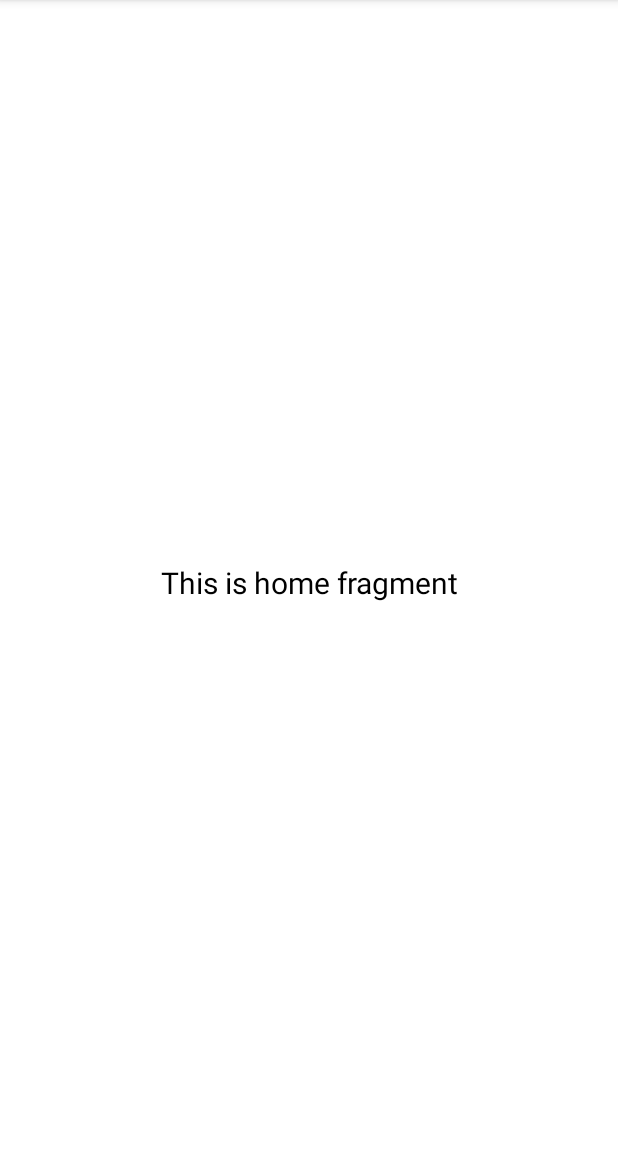
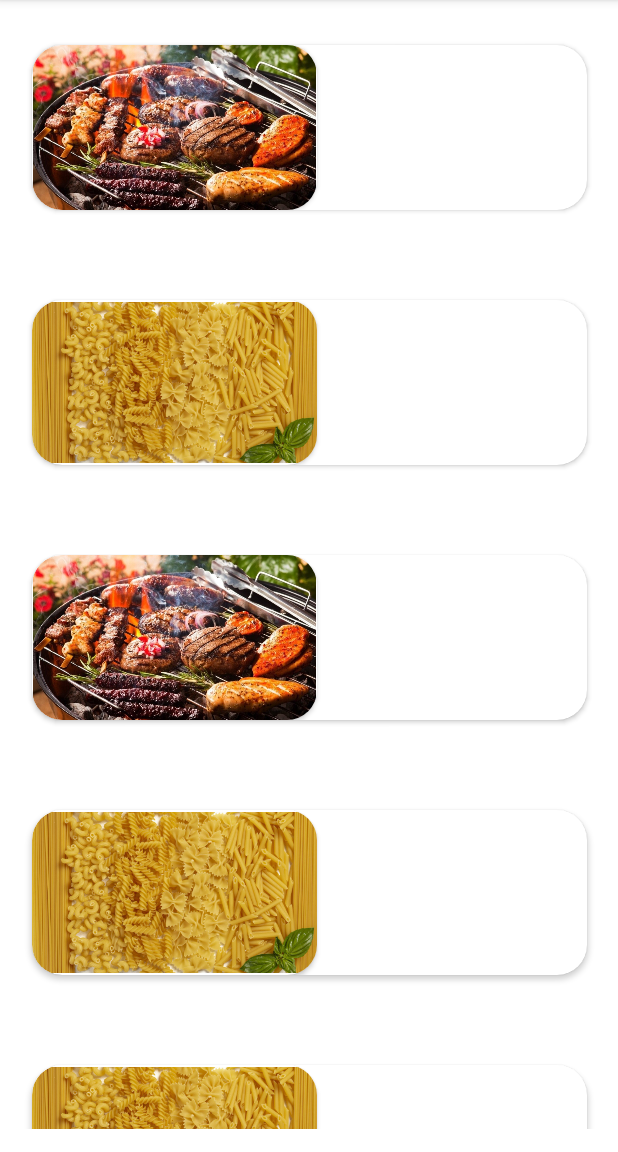
Before and after one commit to AlejandroDS1/Food4One, an Android app: the fragment HomeFragment shown on its own in the app's theme, on a phone screen of 412 x 824 dp, the part 84-1236 px from its top. Run offline under Robolectric (Android 15) with nearby library versions, the phone set to English and light mode, and no system bars; our stand-ins replace Firebase (no records; nobody signed in at launch, a user with empty details on screens opened directly).

Commit message:
RecetaHomeApp Estructure

```diff
--- a/app/src/main/java/Food4One/app/View/Authentification/LoginActivity.java
+++ b/app/src/main/java/Food4One/app/View/Authentification/LoginActivity.java
@@ -78,7 +78,8 @@ public class LoginActivity extends AppCompatActivity {
 
                                         /*Ahora que es seguro que el usuario existirá en la App,
                                          *lo añadimos a los demás usuarios guardados en el Respository de la App*/
-                                        afegirPerfilCuenta(getIntent().getStringExtra("nameUser"), auth.getCurrentUser().getEmail());
+                                        if(FirebaseFirestore.getInstance().collection(email).get() == null)
+                                            afegirPerfilCuenta(getIntent().getStringExtra("nameUser"), auth.getCurrentUser().getEmail());
                                         //Cuando vaya bien empezará la ventana Main
                                         startActivity(new Intent(LoginActivity.this, MainScreen.class));
                                         finish();
--- a/app/src/main/java/Food4One/app/View/MainScreen/ui/home/HomeFragment.java
+++ b/app/src/main/java/Food4One/app/View/MainScreen/ui/home/HomeFragment.java
@@ -4,17 +4,24 @@ import android.os.Bundle;
 import android.view.LayoutInflater;
 import android.view.View;
 import android.view.ViewGroup;
-import android.widget.TextView;
 
 import androidx.annotation.NonNull;
 import androidx.fragment.app.Fragment;
 import androidx.lifecycle.ViewModelProvider;
+import androidx.recyclerview.widget.LinearLayoutManager;
+import androidx.recyclerview.widget.RecyclerView;
 
+import java.util.ArrayList;
+
+import Food4One.app.R;
 import Food4One.app.databinding.FragmentHomeBinding;
 
 public class HomeFragment extends Fragment {
 
+    ArrayList<ListRecipes> recetasHome = new ArrayList<>();
+
     private FragmentHomeBinding binding;
+    private RecyclerView viewRV;
 
     public View onCreateView(@NonNull LayoutInflater inflater,
                              ViewGroup container, Bundle savedInstanceState) {
@@ -24,14 +31,24 @@ public class HomeFragment extends Fragment {
         binding = FragmentHomeBinding.inflate(inflater, container, false);
         View root = binding.getRoot();
 
-        final TextView textView = binding.textHome;
-        homeViewModel.getText().observe(getViewLifecycleOwner(), textView::setText);
+        viewRV = binding.recycleHomeRecetas;
+        setupModelRecetasHome();
+
+        ListRecipesAdapter adapter = new ListRecipesAdapter(getContext(), recetasHome);
+        viewRV.setAdapter(adapter);
+        viewRV.setLayoutManager(new LinearLayoutManager(getContext()));
+
+
         return root;
     }
 
-    @Override
-    public void onDestroyView() {
-        super.onDestroyView();
-        binding = null;
+    public void setupModelRecetasHome(){
+        String [] recetasName = getResources().getStringArray(R.array.nombreRecetasHome);
+        int [] recetasImage = {R.drawable.barbacoa_photo, R.drawable.pasta_image, R.drawable.barbacoa_photo,
+        R.drawable.pasta_image, R.drawable.pasta_image, R.drawable.barbacoa_photo};
+
+        for (int i=0; i < recetasName.length; i++){
+            recetasHome.add(new ListRecipes(recetasName[i], recetasImage[i]));
+        }
     }
 }
--- /dev/null
+++ b/app/src/main/java/Food4One/app/View/MainScreen/ui/home/ListRecipes.java
@@ -0,0 +1,29 @@
+package Food4One.app.View.MainScreen.ui.home;
+
+import android.widget.ImageView;
+
+public class ListRecipes {
+    private int imagen;
+    private String nameRecipeCard;
+
+    public ListRecipes(String nameRecipeCard, int imagen) {
+        this.imagen = imagen;
+        this.nameRecipeCard = nameRecipeCard;
+    }
+
+    public int getImagen() {
+        return imagen;
+    }
+
+    public void setImagen(int imagen) {
+        this.imagen = imagen;
+    }
+
+    public String getNameRecipeCard() {
+        return nameRecipeCard;
+    }
+
+    public void setNameRecipeCard(String nameRecipeCard) {
+        this.nameRecipeCard = nameRecipeCard;
+    }
+}
--- /dev/null
+++ b/app/src/main/java/Food4One/app/View/MainScreen/ui/home/ListRecipesAdapter.java
@@ -0,0 +1,60 @@
+package Food4One.app.View.MainScreen.ui.home;
+
+import android.content.Context;
+import android.view.LayoutInflater;
+import android.view.View;
+import android.view.ViewGroup;
+import android.widget.ImageView;
+import android.widget.TextView;
+
+import androidx.annotation.NonNull;
+import androidx.cardview.widget.CardView;
+import androidx.recyclerview.widget.RecyclerView;
+
+import java.util.ArrayList;
+
+import Food4One.app.R;
+
+public class ListRecipesAdapter extends RecyclerView.Adapter<ListRecipesAdapter.ViewHolder> {
+    Context context;
+    private ArrayList<ListRecipes> mData;
+
+    public ListRecipesAdapter(Context context, ArrayList<ListRecipes> mData) {
+        this.context = context;
+        this.mData = mData;
+    }
+
+    @NonNull
+    @Override
+    public ListRecipesAdapter.ViewHolder onCreateViewHolder(@NonNull ViewGroup parent, int viewType) {
+        LayoutInflater inflater = LayoutInflater.from(context);
+        View view = inflater.inflate(R.layout.list_homerecetes_card, null);
+        return new ListRecipesAdapter.ViewHolder(view);
+    }
+
+    @Override
+    public void onBindViewHolder(@NonNull ListRecipesAdapter.ViewHolder holder, int position) {
+        holder.bindData(mData.get(position));
+    }
+
+    @Override
+    public int getItemCount() {
+        return mData.size();
+    }
+
+    public static class ViewHolder extends RecyclerView.ViewHolder{
+        private ImageView imageViewRecipe;
+        private TextView nameViewRecipe;
+        private CardView totalCard;
+        public ViewHolder(@NonNull View itemView) {
+            super(itemView);
+            this.imageViewRecipe = itemView.findViewById(R.id.imageOfRecipes);
+            this.nameViewRecipe = itemView.findViewById(R.id.nameOfRecipes);
+        }
+
+        public void bindData(ListRecipes item){
+            imageViewRecipe.setImageResource(item.getImagen());
+            nameViewRecipe.setText(item.getNameRecipeCard());
+        }
+    }
+}
--- a/app/src/main/res/layout/fragment_home.xml
+++ b/app/src/main/res/layout/fragment_home.xml
@@ -4,21 +4,11 @@
     xmlns:tools="http://schemas.android.com/tools"
     android:layout_width="match_parent"
     android:layout_height="match_parent"
-    tools:context=".View.MainScreen.ui.home.HomeFragment">
+    tools:context=".View.MainScreen.ui.home.HomeFragment"
+    android:layout_marginBottom="15dp">
 
-    <TextView
-        android:id="@+id/text_home"
+    <androidx.recyclerview.widget.RecyclerView
+        android:id="@+id/recycleHomeRecetas"
         android:layout_width="match_parent"
-        android:layout_height="wrap_content"
-        android:layout_marginStart="8dp"
-        android:layout_marginTop="8dp"
-        android:layout_marginEnd="8dp"
-        android:textAlignment="center"
-        android:textSize="20sp"
-        android:text="Esto es el Home"
-        android:textColor="@color/black"
-        app:layout_constraintBottom_toBottomOf="parent"
-        app:layout_constraintEnd_toEndOf="parent"
-        app:layout_constraintStart_toStartOf="parent"
-        app:layout_constraintTop_toTopOf="parent" />
+        android:layout_height="match_parent" />
 </androidx.constraintlayout.widget.ConstraintLayout>
--- /dev/null
+++ b/app/src/main/res/layout/list_homerecetes_card.xml
@@ -0,0 +1,53 @@
+<?xml version="1.0" encoding="utf-8"?>
+<androidx.constraintlayout.widget.ConstraintLayout xmlns:android="http://schemas.android.com/apk/res/android"
+    xmlns:tools="http://schemas.android.com/tools"
+    android:layout_width="match_parent"
+    android:layout_height="match_parent"
+    xmlns:app="http://schemas.android.com/apk/res-auto"
+    android:id="@+id/cardListRecipeHome"
+    >
+
+    <androidx.cardview.widget.CardView
+        android:layout_width="370dp"
+        android:layout_height="110dp"
+        app:cardCornerRadius="20dp"
+        app:layout_constraintBottom_toBottomOf="parent"
+        app:layout_constraintEnd_toEndOf="parent"
+        app:layout_constraintStart_toStartOf="parent"
+        app:layout_constraintTop_toTopOf="parent"
+        android:layout_margin="30dp">
+
+        <LinearLayout
+            android:layout_width="match_parent"
+            android:layout_height="match_parent"
+            android:orientation="horizontal">
+
+            <androidx.cardview.widget.CardView
+                    android:layout_width="wrap_content"
+                    android:layout_height="match_parent"
+                    app:cardCornerRadius="20dp">
+
+                    <ImageView
+                        android:id="@+id/imageOfRecipes"
+                        android:layout_width="190dp"
+                        android:layout_height="match_parent"
+                        tools:srcCompat="@tools:sample/avatars" />
+                </androidx.cardview.widget.CardView>
+
+            <TextView
+                android:id="@+id/nameOfRecipes"
+                android:layout_width="wrap_content"
+                android:layout_height="match_parent"
+                android:layout_marginLeft="34dp"
+                android:layout_gravity="center"
+                android:gravity="left | center"
+                android:textColor="@color/white"
+                android:text="TextView"
+                android:textSize="24dp" />
+        </LinearLayout>
+
+
+    </androidx.cardview.widget.CardView>
+
+
+</androidx.constraintlayout.widget.ConstraintLayout>
--- a/app/src/main/res/layout/recetaview_card.xml
+++ b/app/src/main/res/layout/recetaview_card.xml
@@ -7,7 +7,6 @@
     android:id="@+id/cardRecetas"
     android:layout_marginLeft="15dp"
     android:layout_marginTop="2dp">
-
 
     <FrameLayout
         android:id="@+id/recipephotoProfile"
--- a/app/src/main/res/values/strings.xml
+++ b/app/src/main/res/values/strings.xml
@@ -14,4 +14,15 @@
     <string name="title_explore">Explore</string>
     <!-- TODO: Remove or change this placeholder text -->
     <string name="hello_blank_fragment">Hello blank fragment</string>
+
+
+    <string-array name="nombreRecetasHome">
+        <item>Barbacoa</item>
+        <item>Pasta</item>
+        <item>Arroz</item>
+        <item>Pasteles</item>
+        <item>Bebidas</item>
+        <item>Surprise
+            me</item>
+    </string-array>
 </resources>
```
Also changed, not shown: app/src/main/res/drawable/arroz_photo.jpg (added), app/src/main/res/drawable/barbacoa_photo.jpg (added), app/src/main/res/drawable/pasta_image.png (added).
